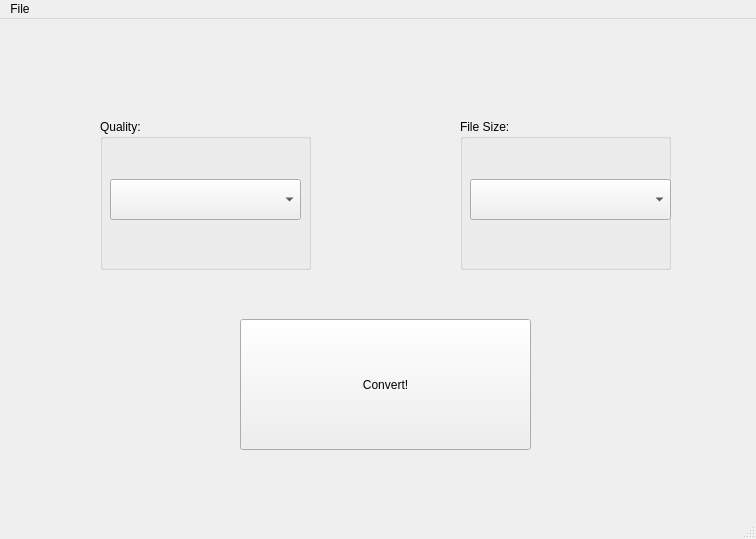
The window that mainmenu.ui (CountMurphy/Jerry-Rig) describes before a commit, drawn with Qt 5.
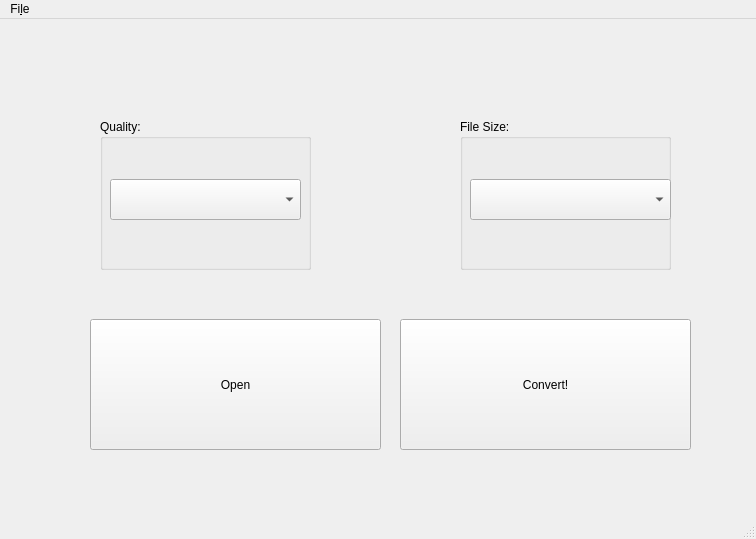
The same window after the commit. Icons and pictures are not drawn.

Commit message: added open icon and button

```diff
--- a/mainmenu.ui
+++ b/mainmenu.ui
@@ -21,7 +21,7 @@
    <widget class="QPushButton" name="BTNConvert">
     <property name="geometry">
      <rect>
-      <x>240</x>
+      <x>400</x>
       <y>300</y>
       <width>291</width>
       <height>131</height>
@@ -87,6 +87,29 @@
      </property>
     </widget>
    </widget>
+   <widget class="QPushButton" name="pushButton">
+    <property name="geometry">
+     <rect>
+      <x>90</x>
+      <y>300</y>
+      <width>291</width>
+      <height>131</height>
+     </rect>
+    </property>
+    <property name="text">
+     <string>Open</string>
+    </property>
+    <property name="icon">
+     <iconset resource="icons.qrc">
+      <normaloff>:/new/icons/icons/open-3.png</normaloff>:/new/icons/icons/open-3.png</iconset>
+    </property>
+    <property name="iconSize">
+     <size>
+      <width>80</width>
+      <height>80</height>
+     </size>
+    </property>
+   </widget>
   </widget>
   <widget class="QMenuBar" name="menuBar">
    <property name="geometry">
@@ -94,12 +117,12 @@
      <x>0</x>
      <y>0</y>
      <width>756</width>
-     <height>20</height>
+     <height>27</height>
     </rect>
    </property>
    <widget class="QMenu" name="menuFile">
     <property name="title">
-     <string>File</string>
+     <string>Fi&amp;le</string>
     </property>
     <addaction name="separator"/>
     <addaction name="action_Prefrences"/>
```
The commit also changes 2 other files.
